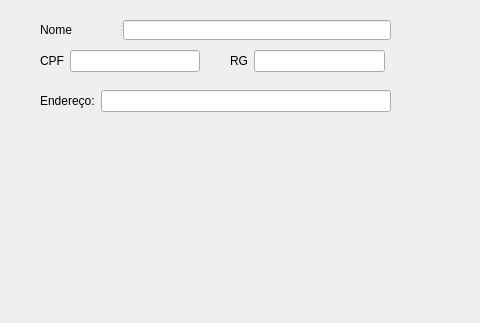
The window that Geovani/cadastroprofessores.ui (UnPComp2013/Grupo5) describes before a commit, drawn with Qt 5; both pictures show x 0 to 480 and y 0 to 323 of the 800 by 600 pixel window.
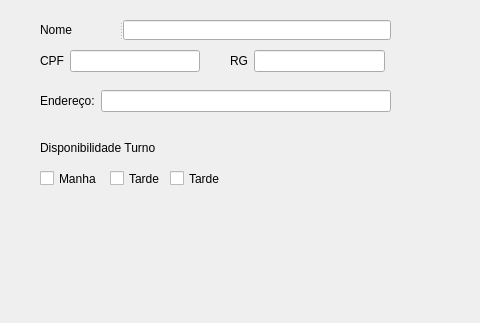
The same window after the commit.

```diff
--- a/Geovani/cadastroprofessores.ui
+++ b/Geovani/cadastroprofessores.ui
@@ -14,6 +14,58 @@
    <string>MainWindow</string>
   </property>
   <widget class="QWidget" name="centralwidget">
+   <widget class="QLabel" name="label_6">
+    <property name="geometry">
+     <rect>
+      <x>40</x>
+      <y>140</y>
+      <width>181</width>
+      <height>16</height>
+     </rect>
+    </property>
+    <property name="text">
+     <string>Disponibilidade Turno</string>
+    </property>
+   </widget>
+   <widget class="QCheckBox" name="checkBox">
+    <property name="geometry">
+     <rect>
+      <x>40</x>
+      <y>170</y>
+      <width>70</width>
+      <height>17</height>
+     </rect>
+    </property>
+    <property name="text">
+     <string>Manha</string>
+    </property>
+   </widget>
+   <widget class="QCheckBox" name="checkBox_2">
+    <property name="geometry">
+     <rect>
+      <x>110</x>
+      <y>170</y>
+      <width>70</width>
+      <height>17</height>
+     </rect>
+    </property>
+    <property name="text">
+     <string>Tarde</string>
+    </property>
+   </widget>
+   <widget class="QCheckBox" name="checkBox_3">
+    <property name="geometry">
+     <rect>
+      <x>170</x>
+      <y>170</y>
+      <width>70</width>
+      <height>17</height>
+     </rect>
+    </property>
+    <property name="text">
+     <string>Tarde</string>
+    </property>
+   </widget>
    <widget class="QWidget" name="">
     <property name="geometry">
      <rect>
```
